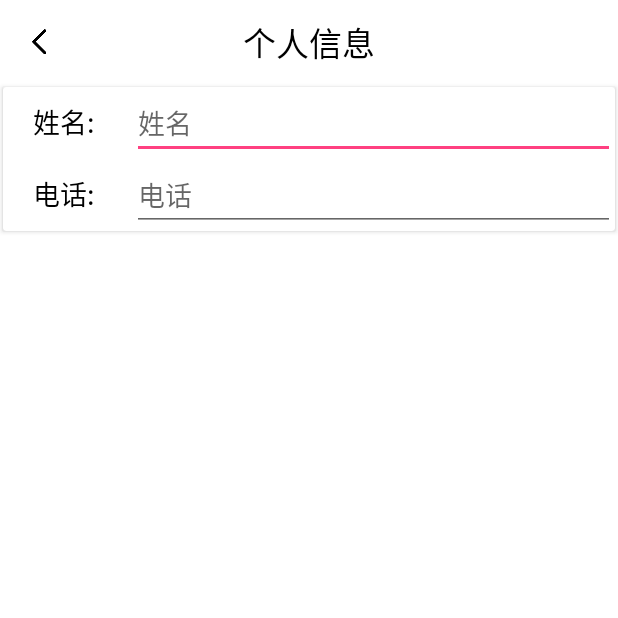
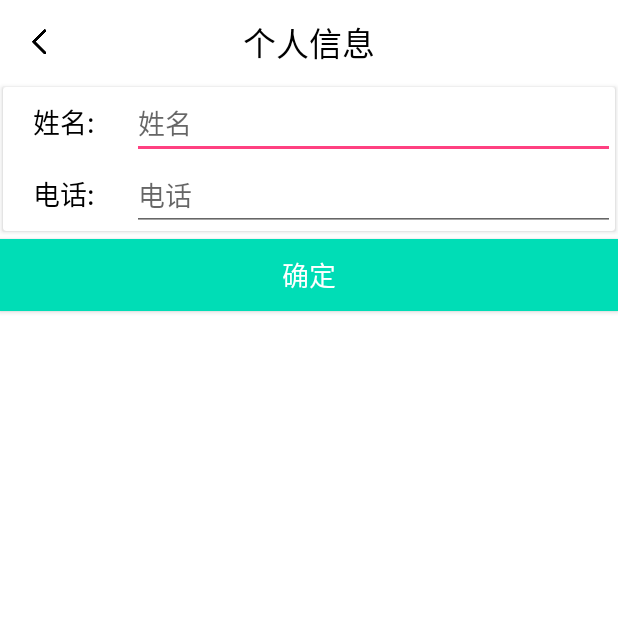
Before and after one commit to Rabbit95/DiandianClients, an Android app: the MyInfoActivity screen opened directly, with no data from a screen before it, on a phone screen of 412 x 824 dp, the top half of it. Run offline under Robolectric (Android 15) with nearby library versions, the phone set to English and light mode, and no system bars; libraries missing offline, so code that uses them is left out: com.avos.avoscloud.

Commit message:
修复个人中心

```diff
--- a/app/src/main/java/com/example/administrator/diandianclient/Activity/CartActivity.java
+++ b/app/src/main/java/com/example/administrator/diandianclient/Activity/CartActivity.java
@@ -14,7 +14,6 @@ import android.widget.ImageView;
 import android.widget.TextView;
 import android.widget.Toast;
 
-import com.avos.avoscloud.AVUser;
 import com.example.administrator.diandianclient.Adapter.CarAdapter;
 import com.example.administrator.diandianclient.R;
 import com.example.administrator.diandianclient.data.ListUtils;
@@ -42,8 +41,6 @@ public class CartActivity extends AppCompatActivity {
         initView();
     }
     public void initView(){
-        ListUtils.user.setUserNmae(AVUser.getCurrentUser().getString("name"));
-        ListUtils.user.setPhoneNumber(AVUser.getCurrentUser().getString("phoneNumber"));
         total_tv = findViewById(R.id.id_cart_total);
         settlement = findViewById(R.id.id_cart_settlement);
         if(ListUtils.carts.size()!=0) {
@@ -52,7 +49,7 @@ public class CartActivity extends AppCompatActivity {
         settlement.setOnClickListener(new View.OnClickListener() {
             @Override
             public void onClick(View view) {
-                if(ListUtils.user.getUserNmae() == null || ListUtils.user.getPhoneNumber() == null){
+                if(ListUtils.name == null || ListUtils.phone == null){
                     Toasty.error(CartActivity.this,"信息不完善，请在个人中心完善信息", Toast.LENGTH_LONG).show();
                 }else {
                     Intent intent = new Intent();
--- a/app/src/main/java/com/example/administrator/diandianclient/Activity/MyActivity.java
+++ b/app/src/main/java/com/example/administrator/diandianclient/Activity/MyActivity.java
@@ -21,6 +21,7 @@ import com.avos.avoscloud.LogInCallback;
 import com.avos.avoscloud.RequestPasswordResetCallback;
 import com.example.administrator.diandianclient.Adapter.RecyclerAdapter;
 import com.example.administrator.diandianclient.R;
+import com.example.administrator.diandianclient.data.ListUtils;
 
 import es.dmoral.toasty.Toasty;
 
@@ -76,6 +77,8 @@ public class MyActivity extends AppCompatActivity {
         });
     }
     public void userOut(){
+        ListUtils.name=null;
+        ListUtils.phone=null;
         AVUser.logOut();// 清除缓存用户对象
         AVUser currentUser = AVUser.getCurrentUser();// 现在的 currentUser 是 null 了
         Toasty.info(MyActivity.this,"登陆退出", Toast.LENGTH_LONG).show();
--- a/app/src/main/java/com/example/administrator/diandianclient/Activity/MyInfoActivity.java
+++ b/app/src/main/java/com/example/administrator/diandianclient/Activity/MyInfoActivity.java
@@ -6,6 +6,7 @@ import android.support.v7.app.AppCompatActivity;
 import android.text.TextUtils;
 import android.util.Log;
 import android.view.View;
+import android.widget.Button;
 import android.widget.EditText;
 import android.widget.ImageView;
 
@@ -22,21 +23,22 @@ import com.example.administrator.diandianclient.data.ListUtils;
 public class MyInfoActivity extends AppCompatActivity {
     private EditText name,phoneNumber;
     private ImageView back;
+    private Button button;
     @Override
     public void onCreate(@Nullable Bundle savedInstanceState) {
         super.onCreate(savedInstanceState);
         setContentView(R.layout.activity_info);
-        ListUtils.user.setUserNmae(AVUser.getCurrentUser().getString("name"));
-        ListUtils.user.setPhoneNumber(AVUser.getCurrentUser().getString("phoneNumber"));
         initView();
     }
     public void initView(){
+        button = findViewById(R.id.id_info_determine);
         name = findViewById(R.id.id_info_name);
         phoneNumber = findViewById(R.id.id_info_phoneNumber);
-        name.setText(ListUtils.user.getUserNmae());
-        phoneNumber.setText(ListUtils.user.getPhoneNumber());
-        back = findViewById(R.id.id_info_back);
-        back.setOnClickListener(new View.OnClickListener() {
+
+        name.setText(ListUtils.name);
+        phoneNumber.setText(ListUtils.phone);
+
+        button.setOnClickListener(new View.OnClickListener() {
             @Override
             public void onClick(View view) {
                 if(!(TextUtils.isEmpty(name.getText())) && !(TextUtils.isEmpty(phoneNumber.getText()))){
@@ -45,12 +47,12 @@ public class MyInfoActivity extends AppCompatActivity {
                         public void done(AVException e) {
                             AVUser.getCurrentUser().put("name", name.getText());
                             AVUser.getCurrentUser().put("phoneNumber", phoneNumber.getText());
+                            ListUtils.name=name.getText().toString();
+                            Log.d("user",ListUtils.name+"");
+                            ListUtils.phone=phoneNumber.getText().toString();
                             AVUser.getCurrentUser().saveInBackground(new SaveCallback() {
                                 @Override
                                 public void done(AVException e) {
-                                    ListUtils.user.setUserNmae(name.getText().toString());
-                                    ListUtils.user.setPhoneNumber(phoneNumber.getText().toString());
-                                    Log.d("user",ListUtils.user.getUserNmae()+ListUtils.user.getPhoneNumber());
                                     if(e != null) {
                                         Log.d("infoe", e.toString());
                                     }
@@ -62,6 +64,13 @@ public class MyInfoActivity extends AppCompatActivity {
                 }
             }
         });
+        back = findViewById(R.id.id_info_back);
+        back.setOnClickListener(new View.OnClickListener() {
+            @Override
+            public void onClick(View view) {
+              finish();
+            }
+        });
 
     }
 
--- a/app/src/main/java/com/example/administrator/diandianclient/data/User.java
+++ b/app/src/main/java/com/example/administrator/diandianclient/data/User.java
@@ -7,7 +7,10 @@ package com.example.administrator.diandianclient.data;
 public class User {
     private String userNmae;
     private String phoneNumber;
-
+    public User(String name,String phone){
+        this.userNmae=name;
+        this.phoneNumber=phone;
+    }
     public String getUserNmae() {
         return userNmae;
     }
--- a/app/src/main/res/layout/activity_info.xml
+++ b/app/src/main/res/layout/activity_info.xml
@@ -75,4 +75,12 @@
             </LinearLayout>
         </LinearLayout>
     </android.support.v7.widget.CardView>
+    <Button
+        android:id="@+id/id_info_determine"
+        android:layout_marginTop="5dp"
+        android:text="确定"
+        android:textSize="18sp"
+        android:layout_width="match_parent"
+        android:layout_height="wrap_content"
+        android:background="@color/color_light_blue"/>
 </LinearLayout>
```
Also changed, not shown: app/src/main/java/com/example/administrator/diandianclient/Activity/MainActivity.java (+6 -6 lines), app/src/main/java/com/example/administrator/diandianclient/Activity/OldOrderActivity.java (+11 -2 lines), app/src/main/java/com/example/administrator/diandianclient/Activity/OrderActivity.java (+4 -4 lines), app/src/main/java/com/example/administrator/diandianclient/data/ListUtils.java (+12 -3 lines).
